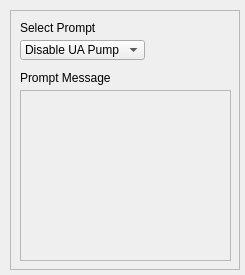
Old version of the form Widget_Library/widget_prompt_user_for_action.ui in the repository 8foldrepo/RF_Balance_Profound.
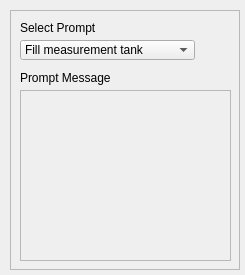
New version of the form.

The edit to the form file:
```diff
--- a/Widget_Library/widget_prompt_user_for_action.ui
+++ b/Widget_Library/widget_prompt_user_for_action.ui
@@ -52,13 +52,13 @@
      <rect>
       <x>10</x>
       <y>30</y>
-      <width>125</width>
+      <width>175</width>
       <height>20</height>
      </rect>
     </property>
     <item>
      <property name="text">
-      <string>Disable UA Pump</string>
+      <string>Fill measurement tank</string>
      </property>
     </item>
     <item>
```
Left out of the diff: 24 changed lines with no effect on the pictures.
